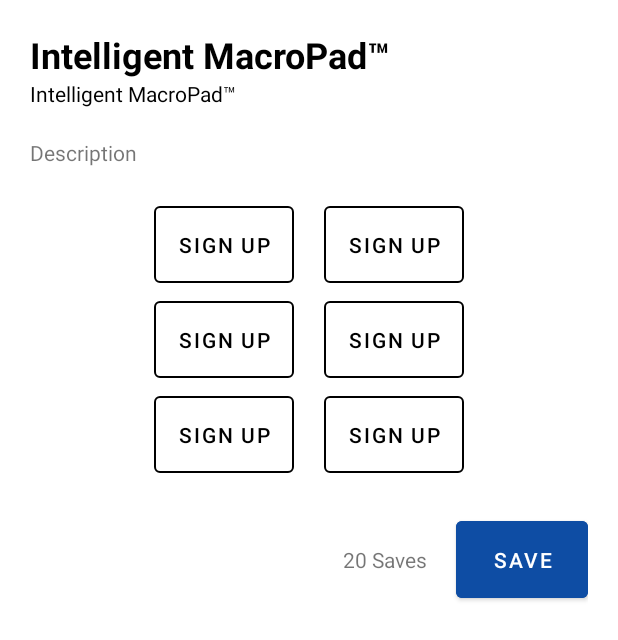
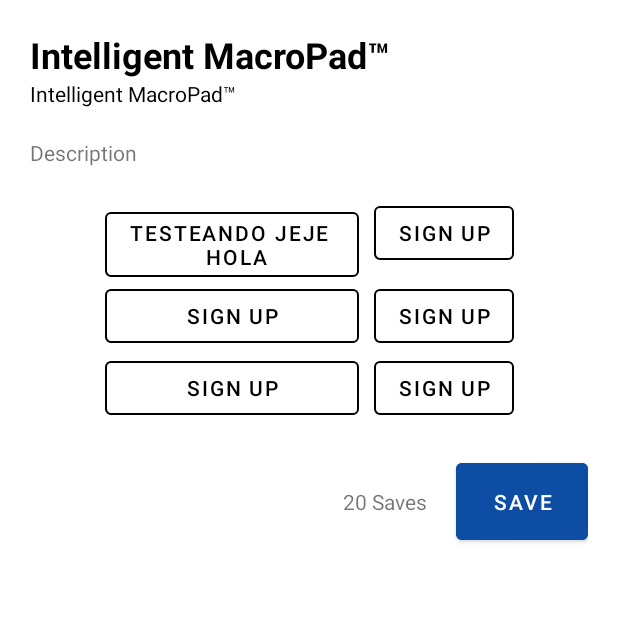
Before and after one commit to memoriasIT/SocialMacroPad, an Android app: the layout item_discover.xml on its own in the app's theme, with its tools: preview values and no code run, on a phone screen of 412 x 824 dp. Shown: the top 640 px of the screen. Run offline under Robolectric (Android 15) with nearby library versions, the light colour scheme and no system bars.

```diff
--- a/app/build.gradle
+++ b/app/build.gradle
@@ -45,6 +45,7 @@ dependencies {
     implementation 'androidx.swiperefreshlayout:swiperefreshlayout:1.0.0'
     implementation 'com.github.harry1453:android-bluetooth-serial:v1.1'
     implementation 'com.google.firebase:firebase-auth:19.2.0'
+    implementation 'com.google.firebase:firebase-firestore:22.0.1'
     testImplementation 'junit:junit:4.+'
     androidTestImplementation 'androidx.test.ext:junit:1.1.2'
     androidTestImplementation 'androidx.test.espresso:espresso-core:3.3.0'
--- a/app/src/main/res/layout/item_discover.xml
+++ b/app/src/main/res/layout/item_discover.xml
@@ -65,20 +65,20 @@
                     <Button
                         android:id="@+id/btn1_1"
                         style="?attr/materialButtonOutlinedStyle"
-                        android:layout_height="63dp"
-                        android:text="@string/signup"
+                        android:text="testeando jeje \n hola"
                         android:textColor="#000000"
                         app:iconTint="#000000"
+                        android:layout_height="wrap_content"
                         app:strokeColor="#000000" />
 
                     <Space
-                        android:layout_width="20dp"
+                        android:layout_width="10dp"
                         android:layout_height="wrap_content" />
 
                     <Button
                         android:id="@+id/btn1_2"
                         style="?attr/materialButtonOutlinedStyle"
-                        android:layout_height="63dp"
+                        android:layout_height="wrap_content"
                         android:text="@string/signup"
                         android:textColor="#000000"
                         app:iconTint="#000000"
@@ -94,7 +94,7 @@
                         android:id="@+id/btn2_1"
                         style="?attr/materialButtonOutlinedStyle"
                         android:layout_width="wrap_content"
-                        android:layout_height="63dp"
+                        android:layout_height="wrap_content"
                         android:text="@string/signup"
                         android:textColor="#000000"
                         app:iconTint="#000000"
@@ -108,7 +108,7 @@
                         android:id="@+id/btn2_2"
                         style="?attr/materialButtonOutlinedStyle"
                         android:layout_width="wrap_content"
-                        android:layout_height="63dp"
+                        android:layout_height="wrap_content"
                         android:text="@string/signup"
                         android:textColor="#000000"
                         app:iconTint="#000000"
@@ -123,7 +123,7 @@
                         android:id="@+id/btn3_1"
                         style="?attr/materialButtonOutlinedStyle"
                         android:layout_width="wrap_content"
-                        android:layout_height="63dp"
+                        android:layout_height="wrap_content"
                         android:text="@string/signup"
                         android:textColor="#000000"
                         app:iconTint="#000000"
@@ -137,7 +137,7 @@
                         android:id="@+id/btn3_2"
                         style="?attr/materialButtonOutlinedStyle"
                         android:layout_width="wrap_content"
-                        android:layout_height="63dp"
+                        android:layout_height="wrap_content"
                         android:text="@string/signup"
                         android:textColor="#000000"
                         app:iconTint="#000000"
```
Also changed, not shown: app/src/main/java/com/example/socialmacropad/models/Action.java (+11 -11 lines), app/src/main/java/com/example/socialmacropad/ui/discover/DiscoverFragment.java (+41 -6 lines), app/src/main/java/com/example/socialmacropad/util/MacroPadAdapter.java (+31 -6 lines).
